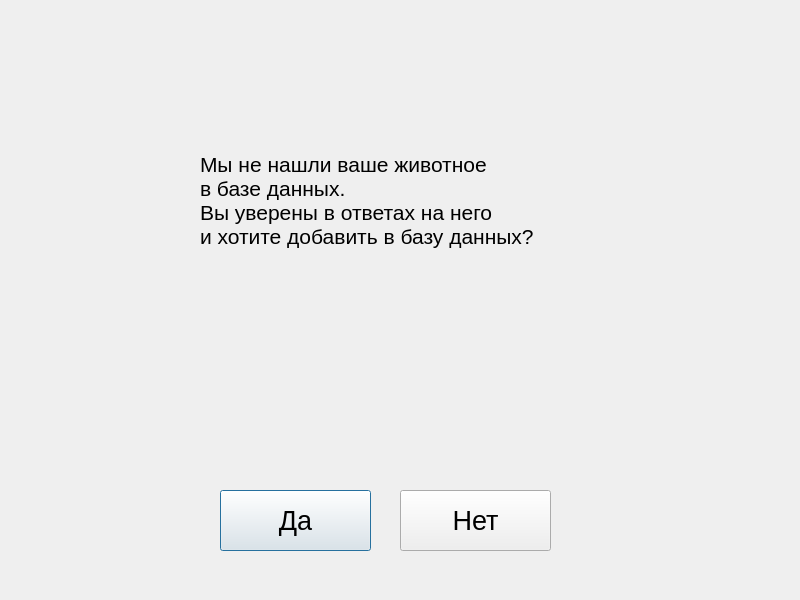
The window that QtPetinator/addnewanimal.ui (krbroman/Petinator) describes before a commit, drawn with Qt 5.
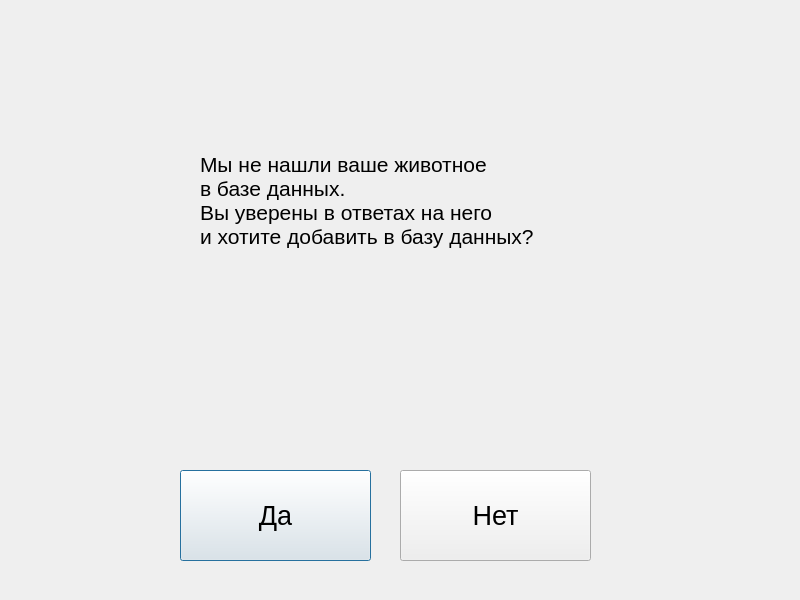
The same window after the commit.

Patch:
```diff
--- a/QtPetinator/addnewanimal.ui
+++ b/QtPetinator/addnewanimal.ui
@@ -16,10 +16,10 @@
   <widget class="QPushButton" name="pushButton">
    <property name="geometry">
     <rect>
-     <x>220</x>
-     <y>490</y>
-     <width>151</width>
-     <height>61</height>
+     <x>180</x>
+     <y>470</y>
+     <width>191</width>
+     <height>91</height>
     </rect>
    </property>
    <property name="font">
@@ -56,9 +56,9 @@
    <property name="geometry">
     <rect>
      <x>400</x>
-     <y>490</y>
-     <width>151</width>
-     <height>61</height>
+     <y>470</y>
+     <width>191</width>
+     <height>91</height>
     </rect>
    </property>
    <property name="font">
```
Left out of the diff: 4 changed lines with no effect on the pictures.
